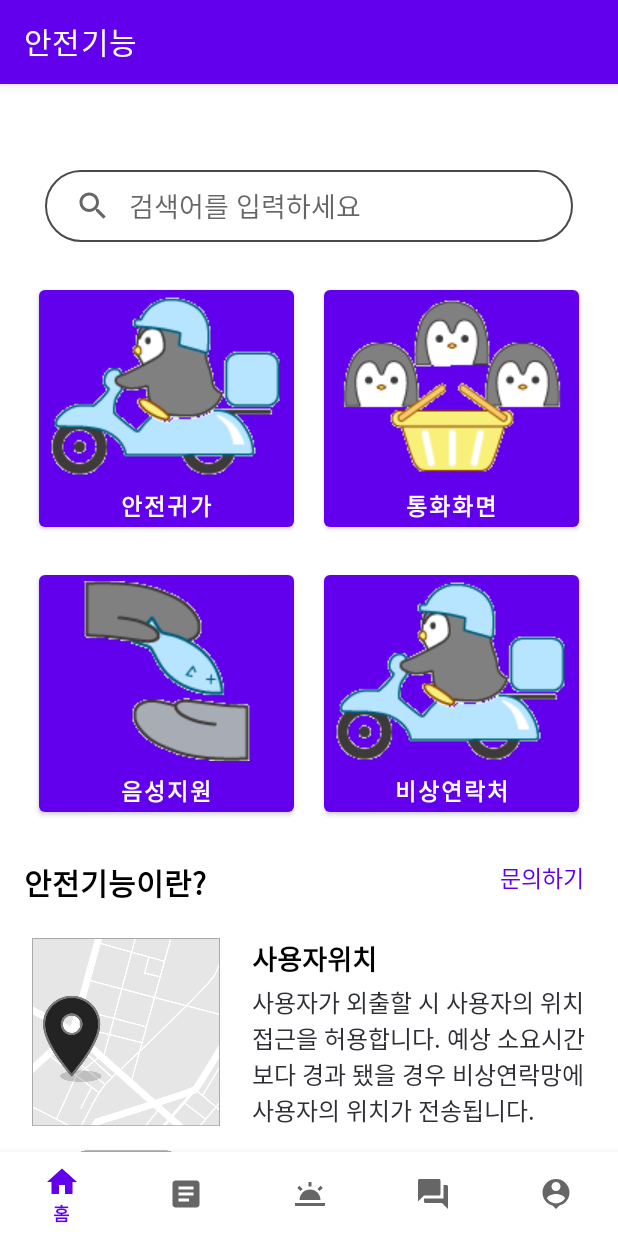
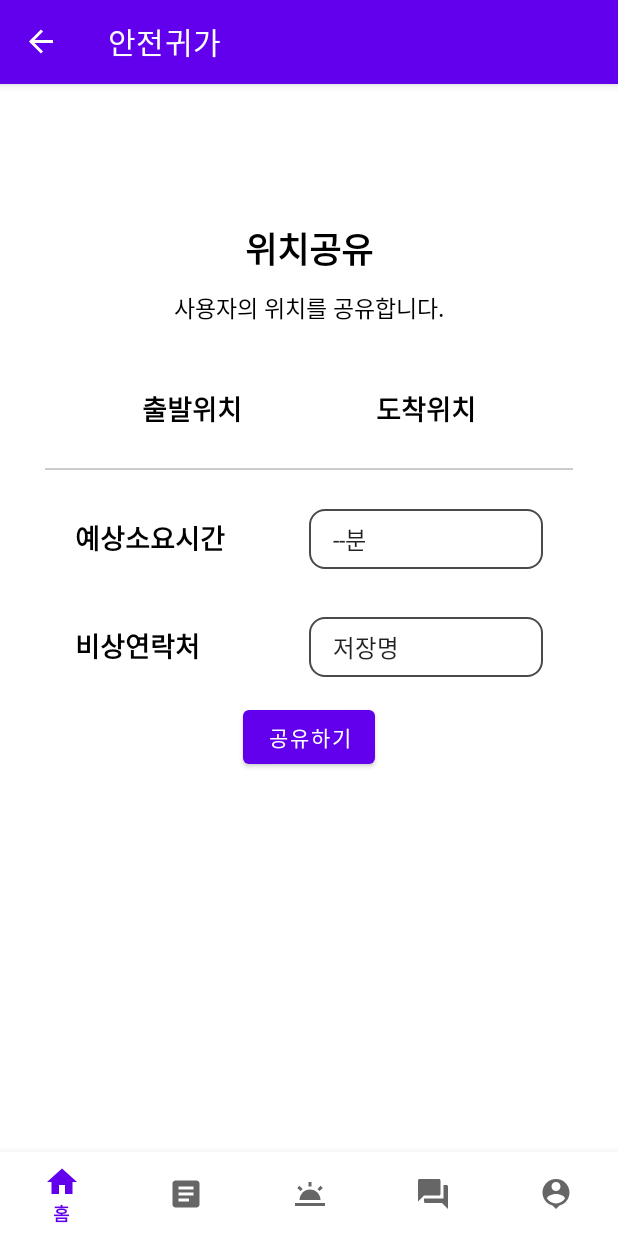
Before and after one commit to yeonaKimm/capstone_, an Android app: the MainActivity_Safety screen opened through its navigation route, after a tap on "안전귀가", on a phone screen of 412 x 824 dp. Run offline under Robolectric (Android 15) with nearby library versions, the phone set to English and light mode, and no system bars; our stand-ins replace navigation-ui.

Commit message:
안전기능 틀 완성(귀가,음성,통화,연락처)

```diff
--- /dev/null
+++ b/app/src/main/java/com/example/myapplication/ui/safety/Home_Safety.java
@@ -0,0 +1,103 @@
+package com.example.myapplication.ui.safety;
+
+import android.os.Bundle;
+import android.view.LayoutInflater;
+import android.view.View;
+import android.view.ViewGroup;
+import android.widget.ArrayAdapter;
+import android.widget.Spinner;
+import android.widget.TextView;
+
+import androidx.annotation.NonNull;
+import androidx.annotation.Nullable;
+import androidx.fragment.app.Fragment;
+import androidx.navigation.NavController;
+import androidx.navigation.Navigation;
+
+import com.example.myapplication.R;
+import com.example.myapplication.databinding.SafetyHomeBinding;
+
+public class Home_Safety extends Fragment {
+
+    private SafetyHomeBinding binding; // 바인딩변수 선언
+
+    // 예상 소요 시간과 비상 연락처의 목록
+    private String[] timeOptions = {"--분", "10분", "20분", "30분", "40분", "50분"};
+    private String[] contactOptions = {"저장명", "친구", "가족", "이웃"};
+
+    @Override
+    public View onCreateView(@NonNull LayoutInflater inflater, @Nullable ViewGroup container,
+                             @Nullable Bundle savedInstanceState) {
+        binding = SafetyHomeBinding.inflate(inflater, container, false); // 바인딩 초기화
+
+        // Spinner와 Adapter 설정
+        Spinner spinnerTime = binding.getRoot().findViewById(R.id.spinner_time);
+        ArrayAdapter<CharSequence> timeAdapter = new ArrayAdapter<CharSequence>(requireContext(), android.R.layout.simple_spinner_item, timeOptions) {
+            @Override
+            public boolean isEnabled(int position) {
+                // 첫 번째 항목 선택을 불가능하게 설정
+                return position != 0;
+            }
+
+            @Override
+            public View getDropDownView(int position, @Nullable View convertView, @NonNull ViewGroup parent) {
+                View view = super.getDropDownView(position, convertView, parent);
+                TextView textView = (TextView) view;
+                // 첫 번째 항목 선택을 불가능하게 설정한 경우, 텍스트 색상을 회색으로 변경
+                if (position == 0) {
+                    textView.setTextColor(getResources().getColor(android.R.color.darker_gray));
+                } else {
+                    textView.setTextColor(getResources().getColor(android.R.color.black));
+                }
+                return view;
+            }
+        };
+        timeAdapter.setDropDownViewResource(android.R.layout.simple_spinner_dropdown_item);
+        spinnerTime.setAdapter(timeAdapter);
+
+        // 비상 연락처 스피너 설정
+        Spinner spinnerContact = binding.getRoot().findViewById(R.id.spinner_contact);
+        ArrayAdapter<CharSequence> contactAdapter = new ArrayAdapter<CharSequence>(requireContext(), android.R.layout.simple_spinner_item, contactOptions) {
+            @Override
+            public boolean isEnabled(int position) {
+                // 첫 번째 항목 선택을 불가능하게 설정
+                return position != 0;
+            }
+
+            @Override
+            public View getDropDownView(int position, @Nullable View convertView, @NonNull ViewGroup parent) {
+                View view = super.getDropDownView(position, convertView, parent);
+                TextView textView = (TextView) view;
+                // 첫 번째 항목 선택을 불가능하게 설정한 경우, 텍스트 색상을 회색으로 변경
+                if (position == 0) {
+                    textView.setTextColor(getResources().getColor(android.R.color.darker_gray));
+                } else {
+                    textView.setTextColor(getResources().getColor(android.R.color.black));
+                }
+                return view;
+            }
+        };
+        contactAdapter.setDropDownViewResource(android.R.layout.simple_spinner_dropdown_item);
+        spinnerContact.setAdapter(contactAdapter);
+
+        // share 버튼 클릭 이벤트 처리
+        binding.share.setOnClickListener(new View.OnClickListener() {
+            @Override
+            public void onClick(View v) {
+                // NavController를 가져옴
+                NavController navController = Navigation.findNavController(v);
+
+                // share 버튼 클릭 시 safety_homenext로 이동
+                navController.navigate(R.id.action_navigation_safety_home_to_navigation_safety_homenext);
+            }
+        });
+
+        return binding.getRoot();
+    }
+
+    @Override
+    public void onDestroyView() {
+        super.onDestroyView();
+        binding = null;
+    }
+}
--- a/app/src/main/res/layout/safety_calldisplay.xml
+++ b/app/src/main/res/layout/safety_calldisplay.xml
@@ -4,7 +4,7 @@
     android:layout_width="match_parent"
     android:layout_height="match_parent"
     android:orientation="vertical"
-    tools:context=".ui.safety.Contact_Safety">
+    tools:context=".ui.safety.CallDisplay_Safety">
 
     <!-- 통화화면 -->
     <RelativeLayout
--- /dev/null
+++ b/app/src/main/res/layout/safety_home.xml
@@ -0,0 +1,163 @@
+<?xml version="1.0" encoding="utf-8"?>
+<LinearLayout xmlns:android="http://schemas.android.com/apk/res/android"
+    xmlns:app="http://schemas.android.com/apk/res-auto"
+    xmlns:tools="http://schemas.android.com/tools"
+    android:layout_width="match_parent"
+    android:layout_height="match_parent"
+    android:orientation="vertical"
+    tools:context=".ui.safety.Home_Safety"
+    android:layout_margin="20dp">
+
+    <LinearLayout
+        android:orientation="vertical"
+        android:layout_width="match_parent"
+        android:layout_height="wrap_content"
+        android:layout_marginTop="16dp"
+        android:layout_marginBottom="16dp"
+        android:layout_marginLeft="30dp"
+        android:layout_marginRight="30dp" >
+
+        <!-- 소요시간 -->
+        <TextView
+            android:layout_width="wrap_content"
+            android:layout_height="wrap_content"
+            android:text="위치공유"
+            android:textSize="23sp"
+            android:textStyle="bold"
+            android:textColor="#000000"
+            android:layout_marginBottom="10dp"
+            android:layout_gravity="center" />
+
+        <TextView
+            android:layout_width="wrap_content"
+            android:layout_height="wrap_content"
+            android:text="사용자의 위치를 공유합니다."
+            android:textSize="15sp"
+            android:textColor="#000000"
+            android:layout_marginBottom="10dp"
+            android:layout_gravity="center" />
+
+    </LinearLayout>
+
+    <LinearLayout
+        android:orientation="horizontal"
+        android:layout_width="match_parent"
+        android:layout_height="wrap_content"
+        android:layout_marginTop="16dp"
+        android:layout_marginBottom="16dp"
+        android:layout_marginLeft="30dp"
+        android:layout_marginRight="30dp" >
+
+        <!-- 출발위치 -->
+        <TextView
+            android:layout_width="0dp"
+            android:layout_height="wrap_content"
+            android:layout_weight="1"
+            android:text="출발위치"
+            android:textSize="18sp"
+            android:textStyle="bold"
+            android:textColor="#000000"
+            android:layout_gravity="center"
+            android:gravity="center_horizontal" />
+
+        <!-- 도착위치 -->
+        <TextView
+            android:layout_width="0dp"
+            android:layout_height="wrap_content"
+            android:layout_weight="1"
+            android:text="도착위치"
+            android:textSize="18sp"
+            android:textStyle="bold"
+            android:textColor="#000000"
+            android:layout_gravity="center"
+            android:gravity="center_horizontal" />
+
+    </LinearLayout>
+
+    <View
+        android:layout_width="match_parent"
+        android:layout_height="1dp"
+        android:background="#CCCCCC"
+        android:layout_margin="10dp" /> <!-- 회색 밑줄 -->
+
+    <LinearLayout
+        android:orientation="horizontal"
+        android:layout_width="match_parent"
+        android:layout_height="wrap_content"
+        android:layout_marginTop="16dp"
+        android:layout_marginBottom="16dp"
+        android:layout_marginLeft="30dp"
+        android:layout_marginRight="30dp" >
+
+        <!-- 소요시간 -->
+        <TextView
+            android:layout_width="0in"
+            android:layout_height="wrap_content"
+            android:layout_weight="1"
+            android:text="예상소요시간"
+            android:textSize="18sp"
+            android:textStyle="bold"
+            android:textColor="#000000"
+            android:layout_marginBottom="10dp"/>
+
+        <!-- 저장명을 선택할 수 있는 드롭다운 에디트텍스트 -->
+        <Spinner
+            android:id="@+id/spinner_time"
+            android:layout_width="0dp"
+            android:layout_height="wrap_content"
+            android:layout_weight="1"
+            android:background="@drawable/edittext_line"
+            android:padding="8dp"
+            android:textColor="#000000"
+            android:spinnerMode="dropdown"/>
+    </LinearLayout>
+
+    <LinearLayout
+        android:orientation="horizontal"
+        android:layout_width="match_parent"
+        android:layout_height="wrap_content"
+        android:layout_marginTop="16dp"
+        android:layout_marginBottom="16dp"
+        android:layout_marginLeft="30dp"
+        android:layout_marginRight="30dp" >
+
+        <!-- 비상연락처 -->
+        <TextView
+            android:layout_width="0in"
+            android:layout_height="wrap_content"
+            android:layout_weight="1"
+            android:text="비상연락처"
+            android:textSize="18sp"
+            android:textStyle="bold"
+            android:textColor="#000000"
+            android:layout_marginBottom="10dp"/>
+
+
+        <!-- 저장명을 선택할 수 있는 드롭다운 에디트텍스트 -->
+        <Spinner
+            android:id="@+id/spinner_contact"
+            android:layout_width="0dp"
+            android:layout_height="wrap_content"
+            android:layout_weight="1"
+            android:background="@drawable/edittext_line"
+            android:padding="8dp"
+            android:textColor="#000000"
+            android:spinnerMode="dropdown"/>
+    </LinearLayout>
+
+
+    <!-- 위치 공유하기 버튼 -->
+    <LinearLayout
+        android:orientation="horizontal"
+        android:gravity="center"
+        android:layout_width="match_parent"
+        android:layout_height="wrap_content">
+        <Button
+            android:id="@+id/share"
+            android:layout_width="wrap_content"
+            android:layout_height="wrap_content"
+            android:text="공유하기"
+            android:onClick="share"/>
+    </LinearLayout>
+
+</LinearLayout>
--- a/app/src/main/res/layout/safety_main.xml
+++ b/app/src/main/res/layout/safety_main.xml
@@ -29,6 +29,7 @@
         android:paddingLeft="16dp"
         android:paddingRight="16dp"
         android:paddingTop="16dp" >
+
         <!-- 안전귀가 -->
         <Button
             android:id="@+id/safety_bt"
@@ -42,6 +43,7 @@
             android:textStyle="bold"
             android:elevation="16dp"
             android:drawablePadding="-20dp" />
+
         <!-- 통화화면 -->
         <Button
             android:id="@+id/call_bt"
@@ -66,6 +68,7 @@
         android:paddingLeft="16dp"
         android:paddingRight="16dp"
         android:paddingBottom="16dp">
+
         <!-- 음성지원 -->
         <Button
             android:id="@+id/voice_bt"
@@ -79,6 +82,7 @@
             android:textStyle="bold"
             android:elevation="16dp"
             android:drawablePadding="-20dp" />
+
         <!-- 비상연락처 -->
         <Button
             android:id="@+id/contact_bt"
--- a/app/src/main/res/layout/safety_regform.xml
+++ b/app/src/main/res/layout/safety_regform.xml
@@ -5,7 +5,7 @@
     android:layout_width="match_parent"
     android:layout_height="match_parent"
     android:orientation="vertical"
-    tools:context=".ui.safety.Contact_Safety"
+    tools:context=".ui.safety.RegForm_Safety"
     android:layout_margin="20dp">
 
     <LinearLayout
--- a/app/src/main/res/navigation/mobile_navigation.xml
+++ b/app/src/main/res/navigation/mobile_navigation.xml
@@ -147,27 +147,63 @@
         android:label="@string/title_safety"
         tools:layout="@layout/safety_main" >
 
-        <!-- 안전 화면에서 비상연락망으로 이동하는 액션 -->
-        <action
-            android:id="@+id/action_navigation_satety_to_navigation_safety_contact"
-            app:destination="@id/navigation_safety_contact"
-            app:popUpTo="@id/navigation_safety_contact"
-            app:popUpToInclusive="false" />
-
-        <!-- 안전 화면 화면에서 홈 화면으로 이동하는 액션 -->
+        <!-- 안전 화면에서 홈화면으로 이동하는 액션 -->
         <action
             android:id="@+id/action_navigation_safety_to_navigation_home"
             app:destination="@id/navigation_home"
             app:popUpTo="@id/navigation_home"
             app:popUpToInclusive="true" />
 
-        <!-- 안전 화면 화면에서 통화화면으로 이동하는 액션 -->
+
+        <!-- 안전 화면에서 안전귀가 화면으로 이동하는 액션 -->
         <action
-            android:id="@+id/action_navigation_satety_to_navigation_safety_calldisplay"
+            android:id="@+id/action_navigation_safety_to_navigation_safety_home"
+            app:destination="@id/navigation_safety_home"
+            app:popUpTo="@id/navigation_safety_home"
+            app:popUpToInclusive="false" />
+
+
+        <!-- 안전 화면에서 통화화면으로 이동하는 액션 -->
+        <action
+            android:id="@+id/action_navigation_safety_to_navigation_safety_calldisplay"
             app:destination="@id/navigation_safety_calldisplay"
             app:popUpTo="@id/navigation_safety_calldisplay"
             app:popUpToInclusive="false" />
 
+        <!-- 안전 화면에서 음성지원 화면으로 이동하는 액션 -->
+        <action
+            android:id="@+id/action_navigation_safety_to_navigation_safety_voice"
+            app:destination="@id/navigation_safety_voice"
+            app:popUpTo="@id/navigation_safety_voice"
+            app:popUpToInclusive="false" />
+
+        <!-- 안전 화면에서 비상연락처로 이동하는 액션 -->
+        <action
+            android:id="@+id/action_navigation_safety_to_navigation_safety_contact"
+            app:destination="@id/navigation_safety_contact"
+            app:popUpTo="@id/navigation_safety_contact"
+            app:popUpToInclusive="false" />
+
+
+    </fragment>
+
+    <!-- 안전귀가 등록 화면 -->
+    <fragment
+        android:id="@+id/navigation_safety_home"
+        android:name="com.example.myapplication.ui.safety.Home_Safety"
+        android:label="@string/title_safety_home"
+        tools:layout="@layout/safety_home">
+        <action
+            android:id="@+id/action_navigation_safety_home_to_navigation_safety_homenext"
+            app:destination="@id/navigation_safety_homenext" />
+    </fragment>
+
+
+    <fragment
+        android:id="@+id/navigation_safety_homenext"
+        android:name="com.example.myapplication.ui.safety.HomeNext_Safety"
+        android:label="@string/title_safety_home"
+        tools:layout="@layout/safety_homenext" >
     </fragment>
 
     <!-- 비상연락망 목록 화면 -->
@@ -189,7 +225,16 @@
     <fragment
         android:id="@+id/navigation_safety_calldisplay"
         android:name="com.example.myapplication.ui.safety.CallDisplay_Safety"
+        android:label="@string/title_safety_calldisplay"
         tools:layout="@layout/safety_calldisplay" >
+    </fragment>
+
+    <!-- 음성지원 화면 -->
+    <fragment
+        android:id="@+id/navigation_safety_voice"
+        android:name="com.example.myapplication.ui.safety.Voice_Safety"
+        android:label="@string/title_safety_voice"
+        tools:layout="@layout/safety_voice" >
     </fragment>
 
     <fragment
--- a/app/src/main/res/values/strings.xml
+++ b/app/src/main/res/values/strings.xml
@@ -12,6 +12,9 @@
     <string name="title_board_printvote">자유게시글</string>
 
     <string name="title_safety">안전기능</string>
+    <string name="title_safety_home">안전귀가</string>
+    <string name="title_safety_calldisplay">통화화면</string>
+    <string name="title_safety_voice">음성지원</string>
     <string name="title_safety_contact">비상연락망</string>
     <string name="title_safety_regform">새로운 연락처</string>
 
```
Also changed, not shown: app/src/main/java/com/example/myapplication/ui/safety/HomeNext_Safety.java (added, +63 -0 lines), app/src/main/java/com/example/myapplication/ui/safety/MainActivity_Safety.java (+4 -15 lines), app/src/main/res/layout/safety_homenext.xml (added, +192 -0 lines), app/src/main/res/layout/safety_voice.xml (added, +66 -0 lines), app/src/main/res/drawable/ic_play.png (added).
